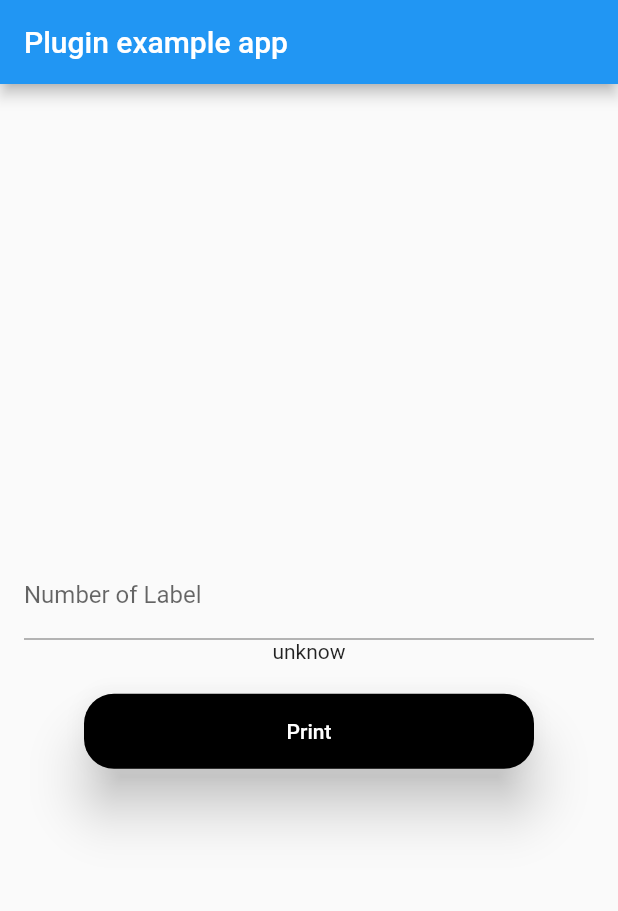
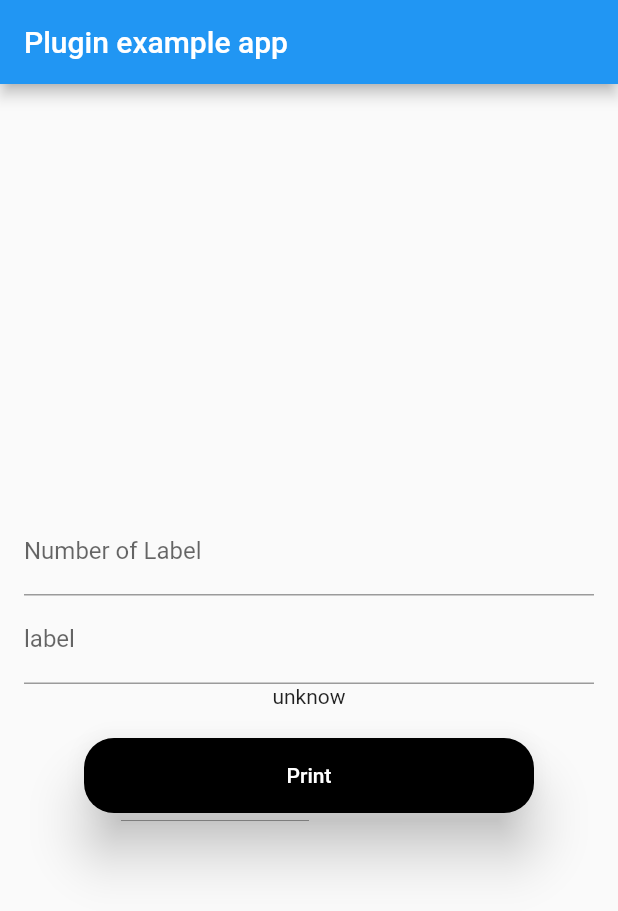
Before and after one commit to elliotxin/FlutterTscPlugin, a Flutter app: the screen it shows after launch, after a tap on "Print", on a phone screen of 412 x 824 dp. Shown: the top 911 px of the screen. Run offline on Flutter 3.47's test engine with Material 2 defaults, Android fonts, the phone set to English and light mode, and no system bars.

Commit message:
version 0.0.4

```diff
--- a/example/lib/main.dart
+++ b/example/lib/main.dart
@@ -11,8 +11,7 @@ class MyApp extends StatefulWidget {
 
 class _MyAppState extends State<MyApp> {
   String _printMessage = 'unknow';
-  // final TextEditingController _xController = TextEditingController();
-  // final TextEditingController _yController = TextEditingController();
+  final TextEditingController _xController = TextEditingController();
   final TextEditingController _numberOfLabel = TextEditingController();
   @override
   Widget build(BuildContext context) {
@@ -29,6 +28,10 @@ class _MyAppState extends State<MyApp> {
               TextField(
                 controller: _numberOfLabel,
                 decoration: InputDecoration(labelText: 'Number of Label'),
+              ),
+              TextField(
+                controller: _xController,
+                decoration: InputDecoration(labelText: 'label'),
               ),
               Text(_printMessage),
               SizedBox(height: 20),
@@ -53,10 +56,12 @@ class _MyAppState extends State<MyApp> {
   Future<void> print() async {
     String printMessage;
     String number = _numberOfLabel.text;
+    String product = _xController.text;
     try {
       printMessage = await FlutterTsc.print(
         ipAddress: '192.168.0.153',
-        label: 'Apple',
+        product: product,
+        lot: '200319004700001',
         number: number,
         demand: '50',
         uom: 'KG',
--- a/lib/flutter_tsc.dart
+++ b/lib/flutter_tsc.dart
@@ -5,7 +5,8 @@ class FlutterTsc {
   static const MethodChannel _channel = const MethodChannel('flutter_tsc');
   static Future<String> print({
     String ipAddress,
-    String label,
+    String lot,
+    String product,
     String number,
     String demand,
     String uom,
@@ -20,7 +21,8 @@ class FlutterTsc {
   }) async {
     final String result = await _channel.invokeMethod('print', {
       'ipAddress': ipAddress,
-      'label': label,
+      'lot': lot,
+      'product': product,
       'number': number,
       'demand': demand,
       'uom': uom,
--- a/pubspec.yaml
+++ b/pubspec.yaml
@@ -1,6 +1,6 @@
 name: flutter_tsc
 description: A new Flutter plugin.
-version: 0.0.3
+version: 0.0.4
 author: elliotxin <elliot@alitec.sg>
 homepage: https://github.com/elliotxin/FlutterTscPlugin
 
```
Also changed, not shown: example/pubspec.lock, 2 other files.
